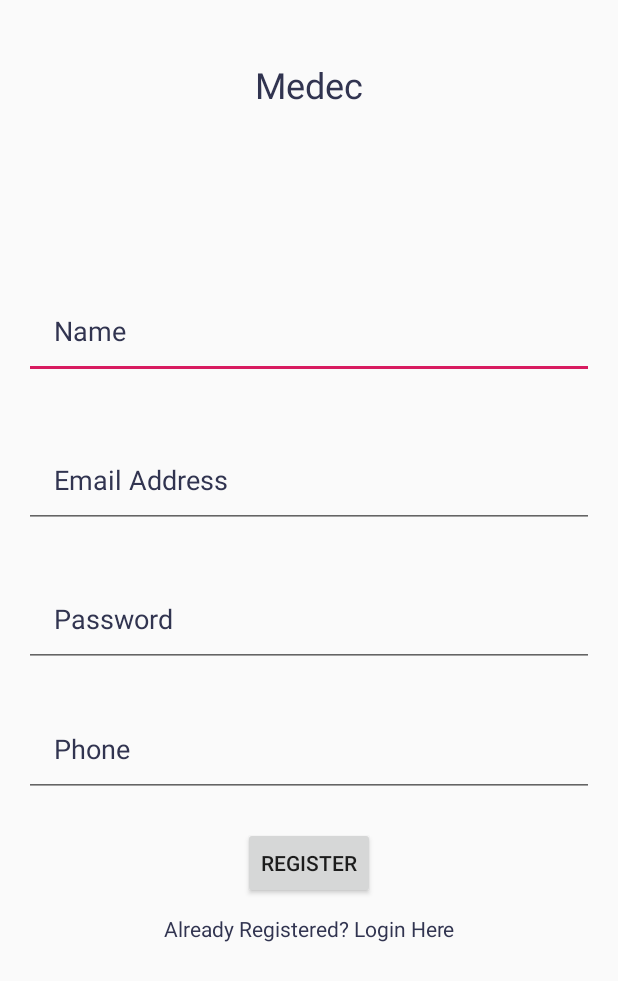
After one commit to janewaitara/Medec-Health-App, an Android app: the layout activity_register.xml on its own in the app's theme, with its tools: preview values and no code run, on a phone screen of 412 x 824 dp. The commit adds this screen. Shown: the top 981 px of the screen. Run offline under Robolectric (Android 15) with nearby library versions, the phone set to English and light mode, and no system bars.

Commit message:
added a register activity

```diff
--- /dev/null
+++ b/app/src/main/res/layout/activity_register.xml
@@ -0,0 +1,131 @@
+<?xml version="1.0" encoding="utf-8"?>
+<androidx.constraintlayout.widget.ConstraintLayout xmlns:android="http://schemas.android.com/apk/res/android"
+    xmlns:app="http://schemas.android.com/apk/res-auto"
+    xmlns:tools="http://schemas.android.com/tools"
+    android:layout_width="match_parent"
+    android:layout_height="match_parent"
+    tools:context=".RegisterActivity">
+
+    <TextView
+        android:id="@+id/app_name"
+        android:layout_width="wrap_content"
+        android:layout_height="wrap_content"
+        android:layout_marginTop="40dp"
+        android:text="TextView"
+        android:textAppearance="@style/TextAppearance.AppCompat.Large"
+        android:textColor="@color/colorPrimaryDark"
+        android:textSize="24sp"
+        app:layout_constraintEnd_toEndOf="parent"
+        app:layout_constraintStart_toStartOf="parent"
+        app:layout_constraintTop_toTopOf="parent"
+        tools:text="Medec" />
+
+    <EditText
+        android:id="@+id/register_fullname"
+        android:layout_width="match_parent"
+        android:layout_height="wrap_content"
+        android:ems="10"
+        android:inputType="textPersonName"
+        android:hint="Name"
+        android:layout_margin="16dp"
+        android:padding="20dp"
+        android:textColorHint="@color/colorPrimaryDark"
+        android:textColor="@color/colorPrimaryDark"
+        app:layout_constraintBottom_toBottomOf="parent"
+        app:layout_constraintEnd_toEndOf="parent"
+        app:layout_constraintHorizontal_bias="0.318"
+        app:layout_constraintStart_toStartOf="parent"
+        app:layout_constraintTop_toBottomOf="@+id/app_name"
+        app:layout_constraintVertical_bias="0.152" />
+
+    <EditText
+        android:id="@+id/register_email"
+        android:layout_width="match_parent"
+        android:layout_height="wrap_content"
+        android:ems="10"
+        android:inputType="textEmailAddress"
+        android:hint="Email Address"
+        android:textColorHint="@color/colorPrimaryDark"
+        android:textColor="@color/colorPrimaryDark"
+        android:layout_marginStart="16dp"
+        android:layout_marginEnd="16dp"
+        android:padding="20dp"
+        app:layout_constraintBottom_toBottomOf="parent"
+        app:layout_constraintEnd_toEndOf="parent"
+        app:layout_constraintHorizontal_bias="0.318"
+        app:layout_constraintStart_toStartOf="parent"
+        app:layout_constraintTop_toBottomOf="@+id/register_fullname"
+        app:layout_constraintVertical_bias="0.069" />
+    <EditText
+        android:id="@+id/register_password"
+        android:layout_width="match_parent"
+        android:layout_height="wrap_content"
+        android:ems="10"
+        android:inputType="textPassword"
+        android:hint="Password"
+        android:textColorHint="@color/colorPrimaryDark"
+        android:textColor="@color/colorPrimaryDark"
+        android:layout_marginStart="16dp"
+        android:layout_marginEnd="16dp"
+        android:padding="20dp"
+        app:layout_constraintBottom_toBottomOf="parent"
+        app:layout_constraintEnd_toEndOf="parent"
+        app:layout_constraintHorizontal_bias="0.318"
+        app:layout_constraintStart_toStartOf="parent"
+        app:layout_constraintTop_toBottomOf="@+id/register_email"
+        app:layout_constraintVertical_bias="0.069" />
+    <EditText
+        android:id="@+id/register_phone"
+        android:layout_width="match_parent"
+        android:layout_height="wrap_content"
+        android:ems="10"
+        android:inputType="textPhonetic"
+        android:hint="Phone"
+        android:textColorHint="@color/colorPrimaryDark"
+        android:textColor="@color/colorPrimaryDark"
+        android:layout_marginStart="16dp"
+        android:layout_marginEnd="16dp"
+        android:padding="20dp"
+        app:layout_constraintBottom_toBottomOf="parent"
+        app:layout_constraintEnd_toEndOf="parent"
+        app:layout_constraintHorizontal_bias="0.318"
+        app:layout_constraintStart_toStartOf="parent"
+        app:layout_constraintTop_toBottomOf="@+id/register_password"
+        app:layout_constraintVertical_bias="0.069" />
+
+    <Button
+        android:id="@+id/btn_register"
+        android:layout_width="wrap_content"
+        android:layout_height="wrap_content"
+        android:layout_marginTop="20dp"
+        android:text="Register"
+        app:layout_constraintEnd_toEndOf="parent"
+        app:layout_constraintStart_toStartOf="parent"
+        app:layout_constraintTop_toBottomOf="@+id/register_phone"
+        />
+    <TextView
+        android:layout_marginTop="10dp"
+        android:id="@+id/registered_login"
+        android:layout_width="wrap_content"
+        android:layout_height="wrap_content"
+        app:layout_goneMarginTop="16dp"
+        android:text="Already Registered? Login Here"
+        android:textColor="@color/colorPrimaryDark"
+        app:layout_constraintEnd_toEndOf="parent"
+        app:layout_constraintStart_toStartOf="parent"
+        app:layout_constraintTop_toBottomOf="@+id/btn_register"
+        />
+
+    <androidx.core.widget.ContentLoadingProgressBar
+        android:id="@+id/register_progress_bar"
+        android:layout_width="wrap_content"
+        android:layout_height="wrap_content"
+        android:layout_marginTop="16dp"
+        android:visibility="invisible"
+        android:outlineAmbientShadowColor="@color/colorPrimary"
+        android:outlineSpotShadowColor="@color/colorPrimaryDark"
+        app:layout_constraintEnd_toEndOf="parent"
+        app:layout_constraintStart_toStartOf="parent"
+        app:layout_constraintTop_toBottomOf="@+id/login_register"
+        />
+</androidx.constraintlayout.widget.ConstraintLayout>
--- a/app/src/main/res/values/strings.xml
+++ b/app/src/main/res/values/strings.xml
@@ -1,11 +1,11 @@
 <resources>
     <string name="app_name">Medec</string>
-<!--array of slider headings-->
+    <!--array of slider headings-->
     <string name="sliderHeading1">Search for doctors</string>
     <string name="sliderHeading2">Book Appointment</string>
     <string name="sliderHeading3">Book Diagnostic</string>
 
-<!--array of slider description-->
+    <!--array of slider description-->
     <string name="sliderDescription1">Get list of best doctor\n nearby you</string>
     <string name="sliderDescription2">Book an appointment with a \n right doctor</string>
     <string name="sliderDescription3">Search and book diagnostic \n test  </string>
```
Also changed, not shown: app/src/main/AndroidManifest.xml (+20 -18 lines), app/src/main/java/com/example/medec/LoginActivity.java (added, +14 -0 lines), app/src/main/java/com/example/medec/RegisterActivity.java (added, +106 -0 lines), app/src/main/res/layout/activity_login.xml (added, +82 -0 lines).
